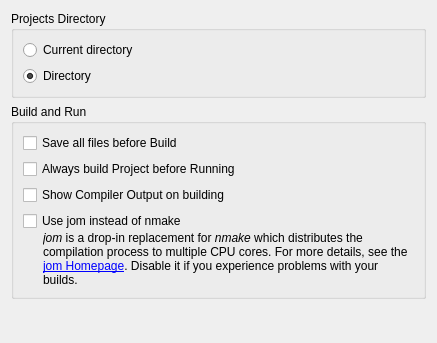
Above: src/plugins/projectexplorer/projectexplorersettingspage.ui from qt-creator/qt-creator before the change. Below: the same form after it.
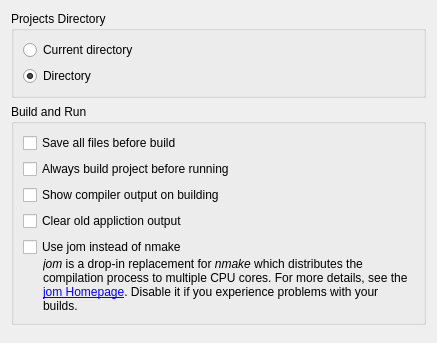
That is the form after the change. Custom widgets are drawn as their Qt base class.

Commit message: Add option to clear the "Application Output" on a new run.

What changed in the file:
```diff
--- a/src/plugins/projectexplorer/projectexplorersettingspage.ui
+++ b/src/plugins/projectexplorer/projectexplorersettingspage.ui
@@ -58,21 +58,28 @@
       <item>
        <widget class="QCheckBox" name="saveAllFilesCheckBox">
         <property name="text">
-         <string>Save all files before Build</string>
+         <string>Save all files before build</string>
         </property>
        </widget>
       </item>
       <item>
        <widget class="QCheckBox" name="buildProjectBeforeRunCheckBox">
         <property name="text">
-         <string>Always build Project before Running</string>
+         <string>Always build project before running</string>
         </property>
        </widget>
       </item>
       <item>
        <widget class="QCheckBox" name="showCompileOutputCheckBox">
         <property name="text">
-         <string>Show Compiler Output on building</string>
+         <string>Show compiler output on building</string>
+        </property>
+       </widget>
+      </item>
+      <item>
+       <widget class="QCheckBox" name="cleanOldAppOutputCheckBox">
+        <property name="text">
+         <string>Clear old appliction output</string>
         </property>
        </widget>
       </item>
```
Left out of the diff: 2 changed lines with no effect on the pictures. The commit also changes 4 other files.
